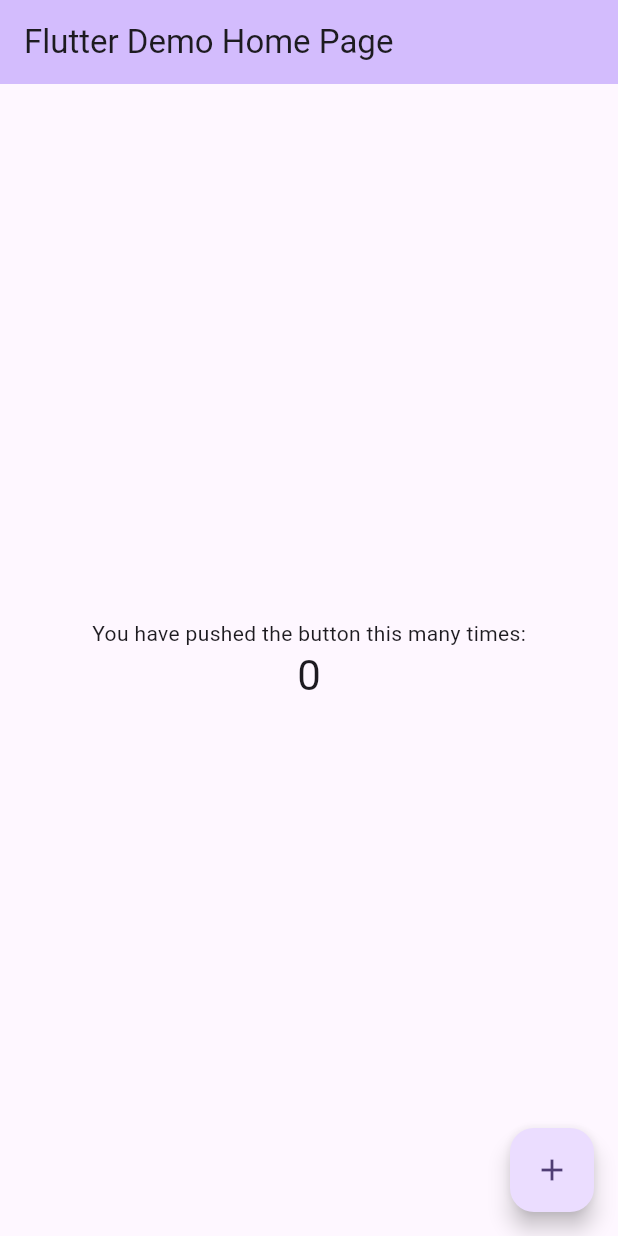
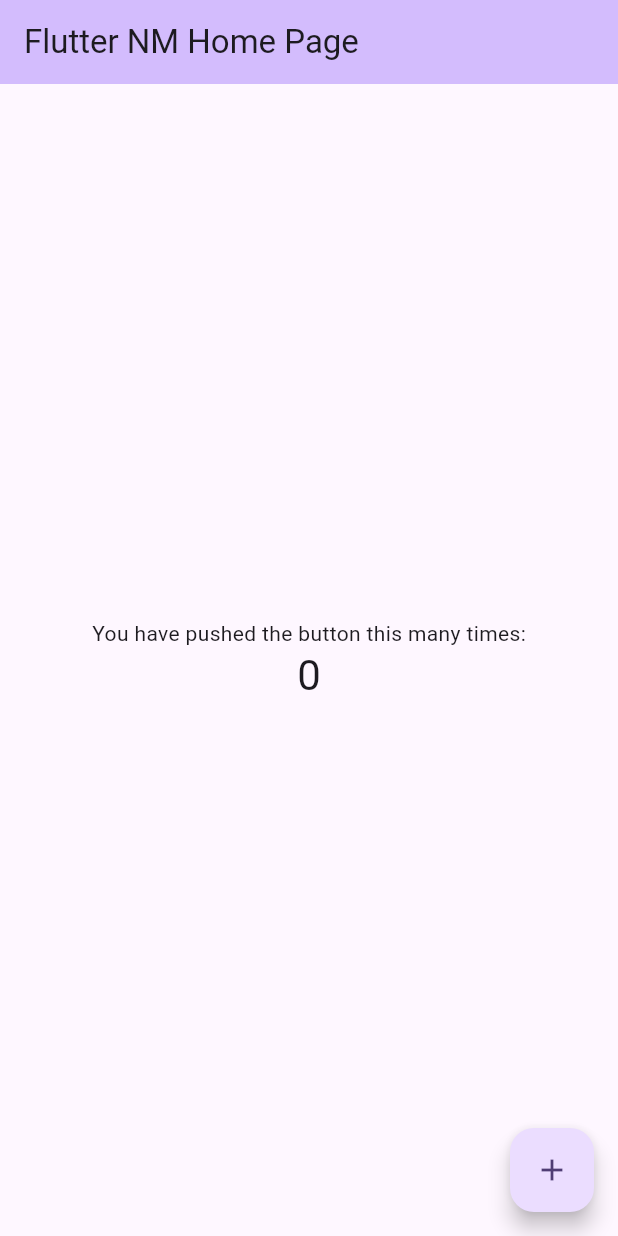
Before and after one commit to nomanmurtaza786/flutter-devOps, a Flutter app: the screen it shows after launch, on a phone screen of 412 x 824 dp. Run offline on Flutter 3.47's test engine with Material 2 defaults, Android fonts, the phone set to English and light mode, and no system bars.

```diff
--- a/lib/main.dart
+++ b/lib/main.dart
@@ -11,7 +11,7 @@ class MyApp extends StatelessWidget {
   @override
   Widget build(BuildContext context) {
     return MaterialApp(
-      title: 'Flutter Demo',
+      title: 'Flutter NM Sample',
       theme: ThemeData(
         // This is the theme of your application.
         //
@@ -31,7 +31,7 @@ class MyApp extends StatelessWidget {
         colorScheme: ColorScheme.fromSeed(seedColor: Colors.deepPurple),
         useMaterial3: true,
       ),
-      home: const MyHomePage(title: 'Flutter Demo Home Page'),
+      home: const MyHomePage(title: 'Flutter NM Home Page'),
     );
   }
 }
```
Also changed, not shown: 4 other files.
